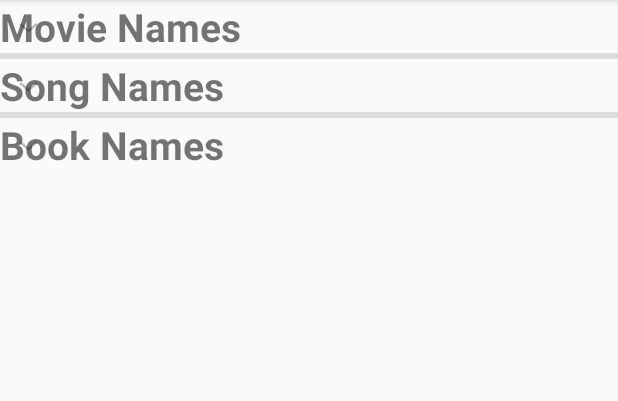
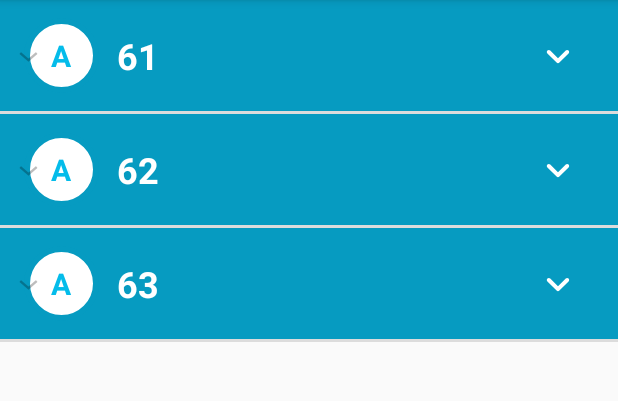
Before and after one commit to OmarGtz/ExpandListViewExample, an Android app: the screen it shows after launch (MainActivity), on a phone screen of 412 x 824 dp, the part 84-485 px from its top. Run offline under Robolectric (Android 15) with nearby library versions, the phone set to English and light mode, and no system bars.

Commit message:
add desing item group

```diff
--- a/app/src/main/java/com/fds/mx/expandablelistviewexample/ExpandableListAdapter.java
+++ b/app/src/main/java/com/fds/mx/expandablelistviewexample/ExpandableListAdapter.java
@@ -64,7 +64,7 @@ public class ExpandableListAdapter extends BaseExpandableListAdapter {
             LayoutInflater inflater = (LayoutInflater)mContext.getSystemService(Context.LAYOUT_INFLATER_SERVICE);
              view = inflater.inflate(R.layout.group_item,null);
         }
-        TextView tvSection = view.findViewById(R.id.section);
+        TextView tvSection = view.findViewById(R.id.card_item_type);
         tvSection.setText(section);
 
         return view;
--- a/app/src/main/java/com/fds/mx/expandablelistviewexample/MainActivity.java
+++ b/app/src/main/java/com/fds/mx/expandablelistviewexample/MainActivity.java
@@ -97,31 +97,31 @@ public class MainActivity extends AppCompatActivity {
         childs = new HashMap<String, List<String>>();
 
         // Adding group header data
-        sections.add("Movie Names");
-        sections.add("Song Names");
-        sections.add("Book Names");
+        sections.add("61");
+        sections.add("62");
+        sections.add("63");
 
         // Adding child data
         List<String> movies = new ArrayList<String>();
-        movies.add("Avengers Infinity War");
-        movies.add("Deadpool 2");
-        movies.add("Doctor Strange");
-        movies.add("Fast and Furious 8");
-        movies.add("Ready Player One");
+        movies.add("6100001234");
+        movies.add("6100001234");
+        movies.add("6100001234");
+        movies.add("6100001234");
+        movies.add("6100001234");
 
         List<String> music = new ArrayList<String>();
-        music.add("Nucleya");
-        music.add("Shape of You");
-        music.add("Chainsmokers");
-        music.add("Back To You");
-        music.add("Despacito");
+        music.add("6200001234");
+        music.add("6200001234");
+        music.add("6200001234");
+        music.add("6200001234");
+        music.add("6200001234");
 
         List<String> books = new ArrayList<String>();
-        books.add("Sacred Games");
-        books.add("Our Mutual Friend");
-        books.add("Story of the Eye");
-        books.add("Mahabharata");
-        books.add("The Discovery of India\n");
+        books.add("6300001234");
+        books.add("6300001234");
+        books.add("6300001234");
+        books.add("6300001234");
+        books.add("6300001234");
 
         // Group header, Child data
         childs.put(sections.get(0), movies);
--- /dev/null
+++ b/app/src/main/res/drawable/beneficiario_type_a_background.xml
@@ -0,0 +1,9 @@
+<?xml version="1.0" encoding="utf-8"?>
+<shape xmlns:android="http://schemas.android.com/apk/res/android"
+    android:shape="rectangle"
+    >
+
+    <solid android:color="#8c0c19"/>
+
+
+</shape>
--- /dev/null
+++ b/app/src/main/res/drawable/beneficiario_type_a_background_circle.xml
@@ -0,0 +1,10 @@
+<?xml version="1.0" encoding="utf-8"?>
+<shape xmlns:android="http://schemas.android.com/apk/res/android"
+    android:shape="oval">
+
+    <solid android:color="@android:color/white"/>
+
+    <stroke
+        android:width="4dp"
+        android:color="#8c0c19" />
+</shape>
--- /dev/null
+++ b/app/src/main/res/drawable/beneficiario_type_b_background.xml
@@ -0,0 +1,9 @@
+<?xml version="1.0" encoding="utf-8"?>
+<shape xmlns:android="http://schemas.android.com/apk/res/android"
+    android:shape="rectangle"
+    >
+
+    <solid android:color="#1E8877"/>
+
+
+</shape>
--- /dev/null
+++ b/app/src/main/res/drawable/beneficiario_type_b_background_circle.xml
@@ -0,0 +1,10 @@
+<?xml version="1.0" encoding="utf-8"?>
+<shape xmlns:android="http://schemas.android.com/apk/res/android"
+    android:shape="oval">
+
+    <solid android:color="@android:color/white"/>
+
+    <stroke
+        android:width="4dp"
+        android:color="#1E8877" />
+</shape>
--- /dev/null
+++ b/app/src/main/res/drawable/beneficiario_type_background_circle.xml
@@ -0,0 +1,8 @@
+<?xml version="1.0" encoding="utf-8"?>
+<shape xmlns:android="http://schemas.android.com/apk/res/android"
+    android:shape="oval">
+
+    <stroke
+        android:width="2dp"
+        android:color="#FFFFFF" />
+</shape>
--- /dev/null
+++ b/app/src/main/res/drawable/beneficiario_type_c_background.xml
@@ -0,0 +1,7 @@
+<?xml version="1.0" encoding="utf-8"?>
+<shape xmlns:android="http://schemas.android.com/apk/res/android"
+    android:shape="rectangle">
+
+    <solid android:color="#069bc1"/>
+
+</shape>
--- /dev/null
+++ b/app/src/main/res/drawable/beneficiario_type_c_background_circle.xml
@@ -0,0 +1,10 @@
+<?xml version="1.0" encoding="utf-8"?>
+<shape xmlns:android="http://schemas.android.com/apk/res/android"
+    android:shape="oval">
+
+    <solid android:color="@android:color/white"/>
+
+    <stroke
+        android:width="4dp"
+        android:color="#069bc1" />
+</shape>
--- /dev/null
+++ b/app/src/main/res/drawable/ic_arrow_down.xml
@@ -0,0 +1,9 @@
+<vector xmlns:android="http://schemas.android.com/apk/res/android"
+    android:width="32dp"
+    android:height="32dp"
+    android:viewportWidth="24"
+    android:viewportHeight="24">
+  <path
+      android:fillColor="#fff"
+      android:pathData="M8.12,9.29L12,13.17l3.88,-3.88c0.39,-0.39 1.02,-0.39 1.41,0l0,0c0.39,0.39 0.39,1.02 0,1.41l-4.59,4.59c-0.39,0.39 -1.02,0.39 -1.41,0l-4.59,-4.59c-0.39,-0.39 -0.39,-1.02 0,-1.41l0,0C7.09,8.91 7.73,8.9 8.12,9.29z"/>
+</vector>
--- a/app/src/main/res/layout/activity_main.xml
+++ b/app/src/main/res/layout/activity_main.xml
@@ -8,9 +8,9 @@
 
     <ExpandableListView
         android:id="@+id/expandable_list"
-        android:layout_width="wrap_content"
-        android:layout_height="wrap_content"
-        android:dividerHeight="4dp">
+        android:layout_width="match_parent"
+        android:layout_height="match_parent"
+        android:dividerHeight="2dp">
     </ExpandableListView>
 
 
--- a/app/src/main/res/layout/group_item.xml
+++ b/app/src/main/res/layout/group_item.xml
@@ -1,15 +1,83 @@
 <?xml version="1.0" encoding="utf-8"?>
 <android.support.constraint.ConstraintLayout xmlns:android="http://schemas.android.com/apk/res/android"
     android:layout_width="match_parent"
-    android:layout_height="match_parent"
+    android:layout_height="wrap_content"
+    android:background="@color/colorBlueCard"
+    xmlns:app="http://schemas.android.com/apk/res-auto"
     xmlns:tools="http://schemas.android.com/tools">
+    <TextView
+        android:id="@+id/card_text_type"
+        android:layout_width="50dp"
+        android:layout_height="50dp"
+        android:gravity="center"
+        android:textStyle="bold"
+        android:layout_marginBottom="12dp"
+        android:layout_marginTop="12dp"
+        android:layout_marginStart="16dp"
+        app:layout_constraintStart_toStartOf="parent"
+        app:layout_constraintTop_toTopOf="parent"
+        app:layout_constraintBottom_toBottomOf="parent"
+        android:textSize="20sp"
+        android:background="@drawable/beneficiario_type_c_background_circle"
+        android:textColor="#04bcea"
+        android:text="A"/>
 
     <TextView
-        android:id="@+id/section"
-        android:textSize="26sp"
-        android:textStyle="bold"
+        android:id="@+id/card_item_type"
         android:layout_width="wrap_content"
         android:layout_height="wrap_content"
-        tools:text="SECTION"/>
+        android:layout_marginStart="12dp"
+        android:textColor="@android:color/white"
+        android:textSize="24sp"
+        android:textStyle="bold"
+        app:layout_constraintBottom_toBottomOf="parent"
+        app:layout_constraintStart_toEndOf="@id/card_text_type"
+        app:layout_constraintTop_toTopOf="parent"
+        tools:text="Tipo 63" />
 
+    <TextView
+        android:id="@+id/card_type_count"
+        android:layout_width="35dp"
+        android:layout_height="35dp"
+        android:gravity="center"
+        android:textStyle="bold"
+        android:visibility="invisible"
+        android:layout_marginBottom="12dp"
+        android:layout_marginTop="12dp"
+        android:layout_marginEnd="24dp"
+        android:layout_marginStart="16dp"
+        app:layout_constraintEnd_toEndOf="parent"
+        app:layout_constraintTop_toTopOf="parent"
+        app:layout_constraintBottom_toBottomOf="parent"
+        android:textSize="15sp"
+        android:background="@drawable/beneficiario_type_background_circle"
+        android:textColor="@android:color/white"
+        tools:text="9"/>
+
+    <ImageView
+        android:id="@+id/btn_down"
+        app:layout_constraintEnd_toEndOf="parent"
+        android:layout_marginEnd="24dp"
+        app:layout_constraintBottom_toBottomOf="parent"
+        app:layout_constraintTop_toTopOf="parent"
+        android:background="@android:color/transparent"
+        android:src="@drawable/ic_arrow_down"
+        android:layout_width="wrap_content"
+        android:layout_height="wrap_content" />
+
+
+
+    <!--
+
+    <ImageButton
+        android:id="@+id/btn_down"
+        app:layout_constraintEnd_toEndOf="parent"
+        android:layout_marginEnd="24dp"
+        app:layout_constraintBottom_toBottomOf="parent"
+        app:layout_constraintTop_toTopOf="parent"
+        android:background="@android:color/transparent"
+        android:src="@drawable/ic_arrow_down"
+        android:layout_width="wrap_content"
+        android:layout_height="wrap_content" />
+-->
 </android.support.constraint.ConstraintLayout>
--- a/app/src/main/res/values/colors.xml
+++ b/app/src/main/res/values/colors.xml
@@ -3,4 +3,8 @@
     <color name="colorPrimary">#008577</color>
     <color name="colorPrimaryDark">#00574B</color>
     <color name="colorAccent">#D81B60</color>
+    <color name="colorBlueCard">#069bc1</color>
+    <color name="colorRedCard">#8c0c19</color>
+    <color name="colorGreenCard">#1E8877</color>
+
 </resources>
```
